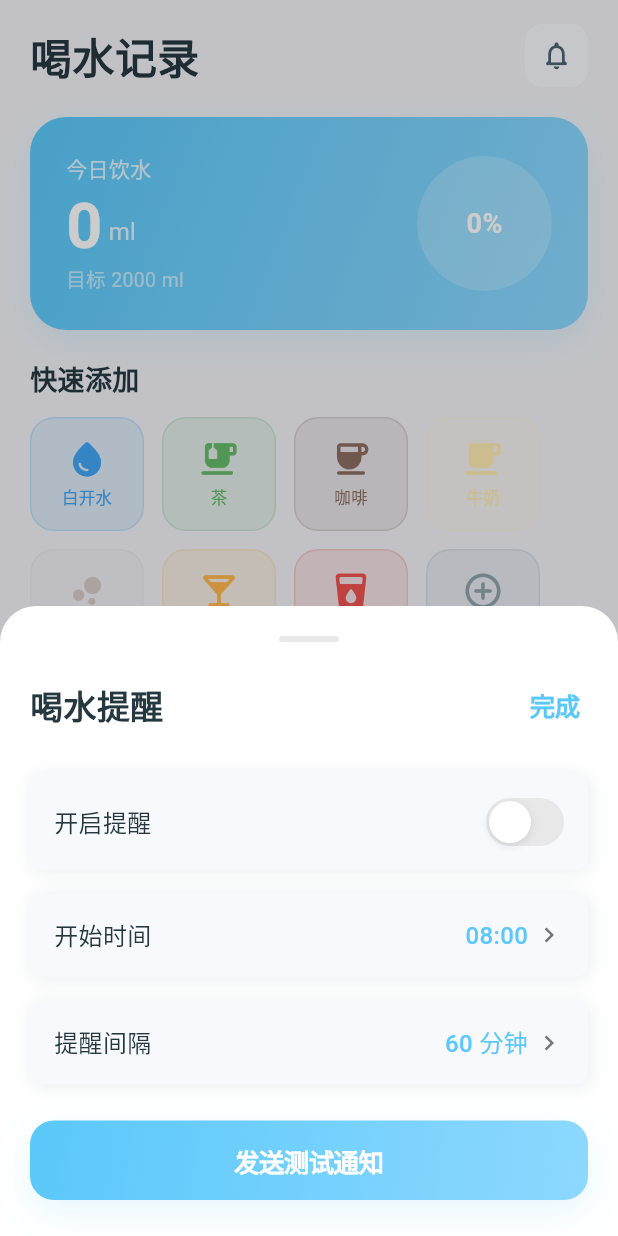
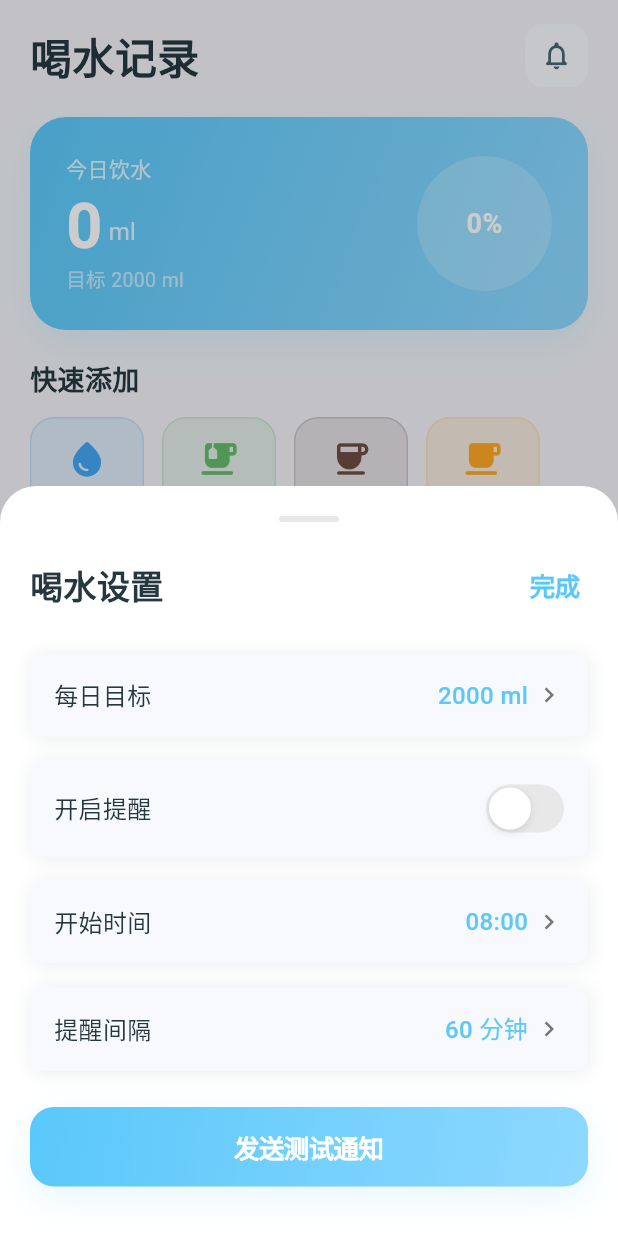
Before and after one commit to qq357877431/flutter_app, a Flutter app: the WaterScreen screen opened directly, after a tap on the "notifications none" icon, on a phone screen of 412 x 824 dp. Run offline on Flutter 3.47's test engine with Material 3 defaults, Android fonts, the phone set to English and light mode, and no system bars; our stand-ins replace dio, flutter_local_notifications, flutter_riverpod, shared_preferences, timezone; accounts and stored records are empty.

Commit message:
喝水页面优化: 自定义每日目标、修复饮品按钮颜色

```diff
--- a/flutter_app/lib/screens/water_screen.dart
+++ b/flutter_app/lib/screens/water_screen.dart
@@ -19,7 +19,7 @@ class _WaterScreenState extends ConsumerState<WaterScreen> with SingleTickerProv
   final _notificationService = NotificationService();
   List<WaterRecord> _records = [];
   int _todayTotal = 0;
-  final int _dailyGoal = 2000;
+  int _dailyGoal = 2000; // 可自定义
 
   bool _reminderEnabled = false;
   TimeOfDay _startTime = const TimeOfDay(hour: 8, minute: 0);
@@ -30,9 +30,9 @@ class _WaterScreenState extends ConsumerState<WaterScreen> with SingleTickerProv
   final List<DrinkType> _drinkTypes = [
     DrinkType('白开水', Icons.water_drop_rounded, const Color(0xFF42A5F5), 250),
     DrinkType('茶', Icons.emoji_food_beverage_rounded, const Color(0xFF66BB6A), 200),
-    DrinkType('咖啡', Icons.coffee_rounded, const Color(0xFF8D6E63), 150),
-    DrinkType('牛奶', Icons.local_cafe_rounded, const Color(0xFFFFECB3), 250),
-    DrinkType('奶茶', Icons.bubble_chart_rounded, const Color(0xFFD7CCC8), 500),
+    DrinkType('咖啡', Icons.coffee_rounded, const Color(0xFF6D4C41), 150), // 深棕色
+    DrinkType('牛奶', Icons.local_cafe_rounded, const Color(0xFFFFA726), 250), // 橙黄色
+    DrinkType('奶茶', Icons.bubble_chart_rounded, const Color(0xFFBCAAA4), 500), // 深一点的棕色
     DrinkType('果汁', Icons.local_bar_rounded, const Color(0xFFFFB74D), 300),
     DrinkType('饮料', Icons.local_drink_rounded, const Color(0xFFEF5350), 330),
     DrinkType('其他', Icons.add_circle_outline_rounded, const Color(0xFF90A4AE), 200),
@@ -73,6 +73,7 @@ class _WaterScreenState extends ConsumerState<WaterScreen> with SingleTickerProv
       minute: prefs.getInt('water_start_minute') ?? 0,
     );
     _intervalMinutes = prefs.getInt('water_interval') ?? 60;
+    _dailyGoal = prefs.getInt('water_daily_goal') ?? 2000;
 
     setState(() {
       _records = records;
@@ -88,6 +89,7 @@ class _WaterScreenState extends ConsumerState<WaterScreen> with SingleTickerProv
     await prefs.setInt('water_start_hour', _startTime.hour);
     await prefs.setInt('water_start_minute', _startTime.minute);
     await prefs.setInt('water_interval', _intervalMinutes);
+    await prefs.setInt('water_daily_goal', _dailyGoal);
   }
 
   void _addRecord(DrinkType type, int amount) {
@@ -207,7 +209,7 @@ class _WaterScreenState extends ConsumerState<WaterScreen> with SingleTickerProv
         builder: (ctx, setSheetState) => Material(
           color: Colors.transparent,
           child: Container(
-            height: 420,
+            height: 500,
             padding: const EdgeInsets.all(20),
             decoration: BoxDecoration(
               color: colors.cardBg,
@@ -230,7 +232,7 @@ class _WaterScreenState extends ConsumerState<WaterScreen> with SingleTickerProv
                 Row(
                   mainAxisAlignment: MainAxisAlignment.spaceBetween,
                   children: [
-                    Text('喝水提醒', style: TextStyle(
+                    Text('喝水设置', style: TextStyle(
                       fontSize: 22,
                       fontWeight: FontWeight.bold,
                       color: colors.textPrimary,
@@ -250,6 +252,14 @@ class _WaterScreenState extends ConsumerState<WaterScreen> with SingleTickerProv
                   ],
                 ),
                 const SizedBox(height: 24),
+                _buildSettingItem(
+                  colors,
+                  '每日目标',
+                  '$_dailyGoal ml',
+                  null,
+                  onTap: () => _pickDailyGoal(ctx, setSheetState),
+                ),
+                const SizedBox(height: 16),
                 _buildSettingItem(
                   colors,
                   '开启提醒',
@@ -464,6 +474,51 @@ class _WaterScreenState extends ConsumerState<WaterScreen> with SingleTickerProv
                 },
                 children: intervals.map((i) => Center(
                   child: Text('$i 分钟', style: TextStyle(
+                    fontSize: 20,
+                    color: colors.textPrimary,
+                  )),
+                )).toList(),
+              ),
+            ),
+          ],
+        ),
+      ),
+    );
+  }
+
+  void _pickDailyGoal(BuildContext ctx, StateSetter setSheetState) {
+    final goals = [1000, 1500, 2000, 2500, 3000, 3500, 4000];
+    final isDark = Theme.of(context).brightness == Brightness.dark;
+    final colors = AppColors(isDark);
+
+    showCupertinoModalPopup(
+      context: ctx,
+      builder: (c) => Container(
+        height: 300,
+        decoration: BoxDecoration(
+          color: colors.cardBg,
+          borderRadius: const BorderRadius.vertical(top: Radius.circular(24)),
+        ),
+        child: Column(
+          children: [
+            const SizedBox(height: 16),
+            Text('选择每日目标', style: TextStyle(
+              fontSize: 16,
+              fontWeight: FontWeight.w600,
+              color: colors.textPrimary,
+            )),
+            Expanded(
+              child: CupertinoPicker(
+                itemExtent: 44,
+                scrollController: FixedExtentScrollController(
+                  initialItem: goals.indexOf(_dailyGoal).clamp(0, goals.length - 1),
+                ),
+                onSelectedItemChanged: (i) {
+                  setSheetState(() => _dailyGoal = goals[i]);
+                  setState(() => _dailyGoal = goals[i]);
+                },
+                children: goals.map((g) => Center(
+                  child: Text('$g ml', style: TextStyle(
                     fontSize: 20,
                     color: colors.textPrimary,
                   )),
@@ -699,16 +754,26 @@ class _WaterScreenState extends ConsumerState<WaterScreen> with SingleTickerProv
   }
 
   Widget _buildDrinkButton(DrinkType type, AppColors colors) {
+    final isDark = Theme.of(context).brightness == Brightness.dark;
+    // 浅色饮品（牛奶、奶茶等）在浅色主题下需要更深的边框
+    final isLightColor = type.color.computeLuminance() > 0.5;
+    final borderColor = isDark
+        ? type.color.withOpacity(0.3)
+        : (isLightColor ? Colors.grey.withOpacity(0.3) : type.color.withOpacity(0.2));
+    final textColor = isDark
+        ? type.color
+        : (isLightColor ? type.color.withRed((type.color.red * 0.7).toInt()).withGreen((type.color.green * 0.7).toInt()).withBlue((type.color.blue * 0.7).toInt()) : type.color);
+
     return GestureDetector(
       onTap: () => _showAddDialog(type),
       child: Container(
         width: 76,
         height: 76,
         decoration: BoxDecoration(
-          color: type.color.withOpacity(0.12),
+          color: type.color.withOpacity(isDark ? 0.15 : 0.12),
           borderRadius: BorderRadius.circular(16),
           border: Border.all(
-            color: type.color.withOpacity(0.2),
+            color: borderColor,
             width: 1,
           ),
         ),
@@ -719,7 +784,7 @@ class _WaterScreenState extends ConsumerState<WaterScreen> with SingleTickerProv
             const SizedBox(height: 4),
             Text(type.name, style: TextStyle(
               fontSize: 11,
-              color: type.color,
+              color: textColor,
               fontWeight: FontWeight.w500,
             )),
           ],
```
